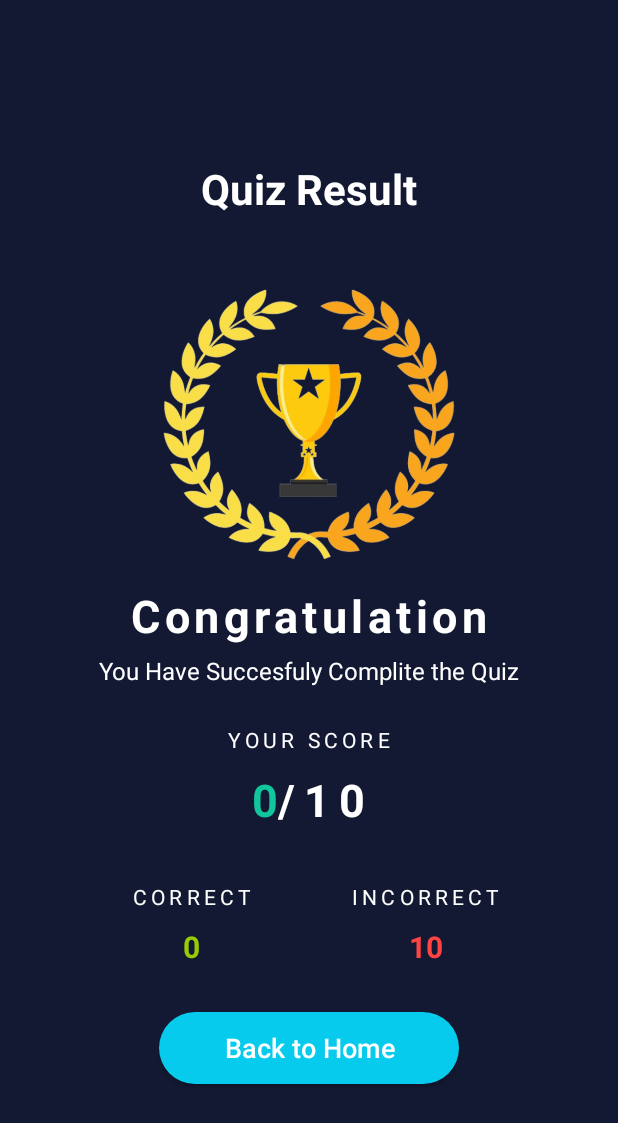
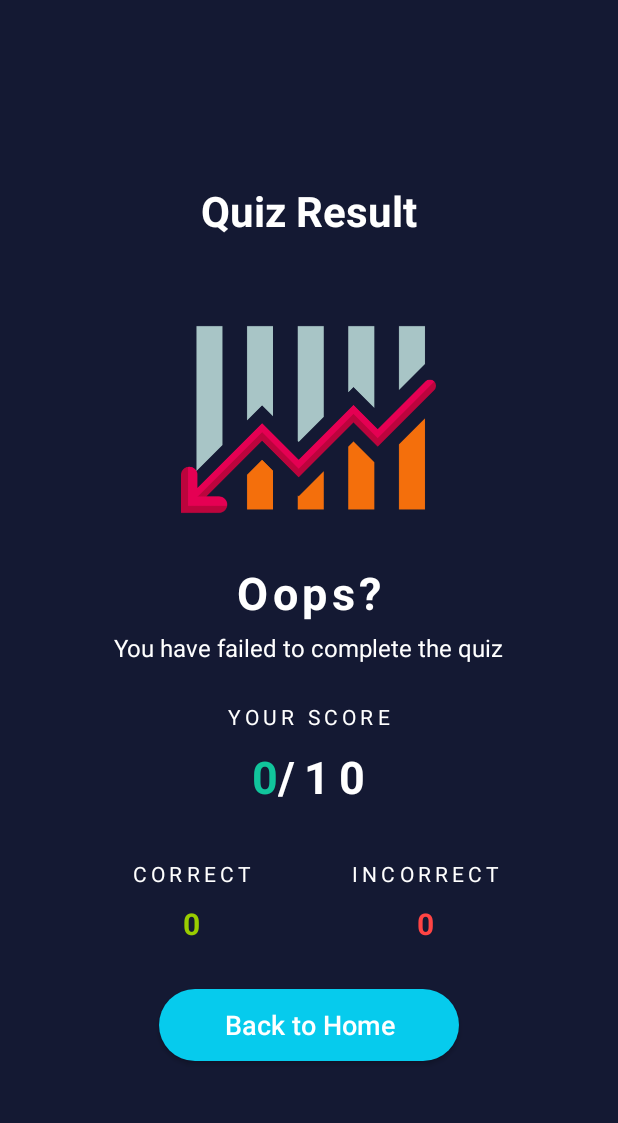
Before and after one commit to emon2002926/QuizeApp_Kotlin, an Android app: the ActivityQuizResult screen opened directly, with no data from a screen before it, on a phone screen of 412 x 824 dp. Shown: the top 1123 px of the screen. Run offline under Robolectric (Android 15) with nearby library versions, the light colour scheme and no system bars; network calls fail; Roboto replaces fonts that are not available here.

```diff
--- a/app/build.gradle
+++ b/app/build.gradle
@@ -38,6 +38,7 @@ android {
 dependencies {
 
     implementation 'androidx.core:core-ktx:1.12.0'
+    implementation 'androidx.activity:activity-ktx:1.8.2'
     implementation 'androidx.appcompat:appcompat:1.6.1'
     implementation 'com.google.android.material:material:1.11.0'
     implementation 'androidx.constraintlayout:constraintlayout:2.1.4'
--- a/app/src/main/java/com/example/quizeapp/ActivityQuizResult.kt
+++ b/app/src/main/java/com/example/quizeapp/ActivityQuizResult.kt
@@ -3,37 +3,43 @@ package com.example.quizeapp
 import android.content.Intent
 import android.os.Bundle
 import android.util.Log
+import androidx.activity.viewModels
 import androidx.appcompat.app.AppCompatActivity
 import com.example.quizeapp.databinding.ActivityQuizResultBinding
 
 class ActivityQuizResult : AppCompatActivity() {
-    private var questionLists: List<QuestionList> = java.util.ArrayList()
     private lateinit var binding: ActivityQuizResultBinding
+
     override fun onCreate(savedInstanceState: Bundle?) {
         super.onCreate(savedInstanceState)
-
         binding = ActivityQuizResultBinding.inflate(layoutInflater)
         setContentView(binding.root)
-        questionLists = intent.getSerializableExtra("questionDetails") as List<QuestionList>
 
-        binding.scoreTv.text = getCorrectAnswer().toString()
-        binding.correctTv.text = getCorrectAnswer().toString()
-        binding.incorrectTv.text= (10 - getCorrectAnswer()).toString()
-        binding.backToHome.setOnClickListener {
-            startActivity(Intent(this@ActivityQuizResult,StartActivity::class.java))
-            finish()
+        showQuizResult()
+        binding.backToHome.setOnClickListener{
+            startActivity(Intent(this@ActivityQuizResult,StartActivity::class.java))}
+    }
+
+    private fun showQuizResult(){
+        val correctAnswer = intent.getIntExtra("correctAnswer",0)
+        val wrongAnswer = intent.getIntExtra("wrongAnswer",0)
+
+        val score = (correctAnswer * 2) - wrongAnswer
+
+        // Avoid recalculating the score for each condition
+        val displayScore = if (score < 0) 0 else score
+        binding.scoreTv.text = displayScore.toString()
+
+        if (displayScore < 4) {
+            binding.greetingsTV.text = "Oops?"
+            binding.greetingsTitleTV.text = "You have failed to complete the quiz"
+            binding.winnerIv.setImageResource(R.drawable.losser)
         }
-    }
-    private fun getCorrectAnswer(): Int {
-        var correctAnswer = 0
-        for (i in questionLists.indices) {
-            val getUserSelectedOption: Int = questionLists[i].userSelectedAnswer //Get User Selected Option
-            val getQuestionAnswer: Int = questionLists[i].answer
-//             Check UserSelected Answer is correct Answer
-            if (getQuestionAnswer == getUserSelectedOption) {
-                correctAnswer++
-            }
-        }
-        return correctAnswer
+
+
+
+        binding.correctTv.text=correctAnswer.toString()
+        binding.incorrectTv.text= wrongAnswer.toString()
+
     }
 }
--- a/app/src/main/java/com/example/quizeapp/StartActivity.kt
+++ b/app/src/main/java/com/example/quizeapp/StartActivity.kt
@@ -3,6 +3,7 @@ package com.example.quizeapp
 import android.content.Intent
 import androidx.appcompat.app.AppCompatActivity
 import android.os.Bundle
+import android.util.Log
 import com.example.quizeapp.databinding.ActivityStartBinding
 
 class StartActivity : AppCompatActivity() {
@@ -11,6 +12,8 @@ class StartActivity : AppCompatActivity() {
         super.onCreate(savedInstanceState)
         binding = ActivityStartBinding.inflate(layoutInflater)
         setContentView(binding.root)
+
+
         binding.startQuizButton.setOnClickListener {
             startActivity(Intent(this@StartActivity,MainActivity::class.java))
         }
--- a/app/src/main/res/drawable/round_back_selected_option.xml
+++ b/app/src/main/res/drawable/round_back_selected_option.xml
@@ -6,7 +6,7 @@
     <solid android:color="@android:color/transparent"/>
     <corners android:radius="10dp"/>
     <stroke android:color="@color/liteBlue"
-        android:width="1dp"
+        android:width="4dp"
         />
 
 </shape>
--- a/app/src/main/res/drawable/round_back_white50_10.xml
+++ b/app/src/main/res/drawable/round_back_white50_10.xml
@@ -6,7 +6,7 @@
     <solid android:color="@android:color/transparent"/>
     <corners android:radius="10dp"/>
     <stroke android:color="#80FFFFFF"
-        android:width="1dp"
+        android:width="2dp"
         />
 
 </shape>
--- a/app/src/main/res/layout/activity_quiz_result.xml
+++ b/app/src/main/res/layout/activity_quiz_result.xml
@@ -28,8 +28,8 @@
             />
 
         <ImageView
-            android:id="@+id/winner"
-            android:layout_width="200dp"
+            android:id="@+id/winnerIv"
+            android:layout_width="170dp"
             android:layout_marginTop="30dp"
             android:layout_height="wrap_content"
             android:layout_marginRight="25dp"
@@ -39,7 +39,7 @@
             />
 
         <TextView
-            android:id="@+id/congratulation"
+            android:id="@+id/greetingsTV"
             android:layout_width="wrap_content"
             android:layout_height="wrap_content"
             android:text="Congratulation"
@@ -60,7 +60,7 @@
             android:text="You Have Succesfuly Complite the Quiz"
             android:textColor="@color/white"
             android:textSize="16sp"
-            android:id="@+id/textViewgereting"
+            android:id="@+id/greetingsTitleTV"
             />
 
         <TextView
@@ -134,15 +134,16 @@
                     android:textColor="@color/white"
                     android:text="CORRECT"
                     />
+
                 <TextView
                     android:id="@+id/correctTv"
                     android:layout_width="wrap_content"
                     android:layout_height="wrap_content"
+                    android:layout_marginTop="10dp"
+                    android:text="0"
+                    android:textColor="@android:color/holo_green_light"
                     android:textSize="20sp"
-                    android:textStyle="bold"
-                    android:text="0"
-                    android:layout_marginTop="10dp"
-                    android:textColor="@android:color/holo_green_light"/>
+                    android:textStyle="bold" />
 
             </LinearLayout>
             <LinearLayout
```
Also changed, not shown: app/src/main/java/com/example/quizeapp/ApiResponseParser.kt (added, +36 -0 lines), app/src/main/java/com/example/quizeapp/LocalDataSource.kt (added, +17 -0 lines), app/src/main/java/com/example/quizeapp/MainActivity.kt (+107 -151 lines), app/src/main/java/com/example/quizeapp/MainActivityViewModel.kt (added, +134 -0 lines), app/src/main/java/com/example/quizeapp/QuestionList.kt (deleted, +0 -16 lines), app/src/main/java/com/example/quizeapp/QuizData.kt (added, +10 -0 lines), app/src/main/res/layout/activity_main.xml (+10 -24 lines), app/src/main/res/drawable/losser.png (added).
